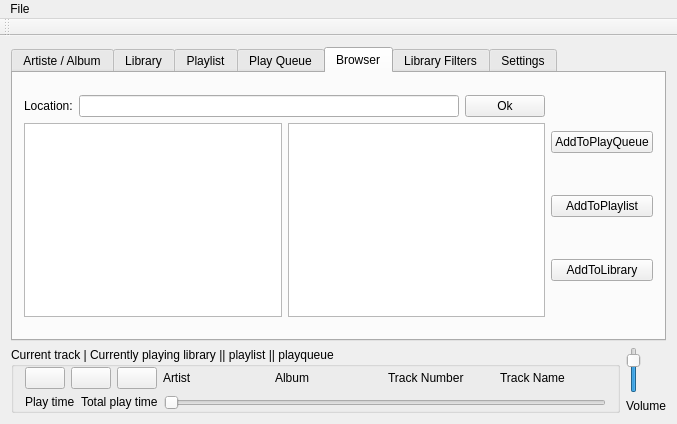
This is mainwindow.ui in Siosm/cmus-qt-front-end as Qt 5 draws it before an edit. The edited form follows.
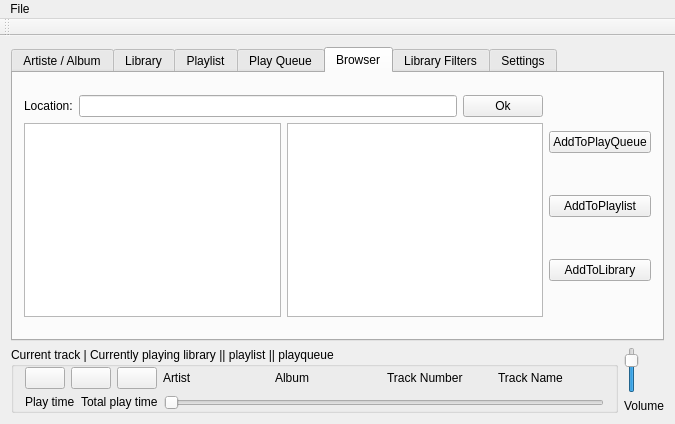
This is the edited form. The open tabs and pages were chosen to show the change.

Patch:
```diff
--- a/mainwindow.ui
+++ b/mainwindow.ui
@@ -6,8 +6,8 @@
    <rect>
     <x>0</x>
     <y>0</y>
-    <width>677</width>
-    <height>390</height>
+    <width>675</width>
+    <height>391</height>
    </rect>
   </property>
   <property name="windowTitle">
@@ -982,8 +982,8 @@
     <rect>
      <x>0</x>
      <y>0</y>
-     <width>677</width>
-     <height>21</height>
+     <width>675</width>
+     <height>22</height>
     </rect>
    </property>
    <widget class="QMenu" name="menuFile">
```
Left out of the diff: 2 changed lines with no effect on the pictures.
